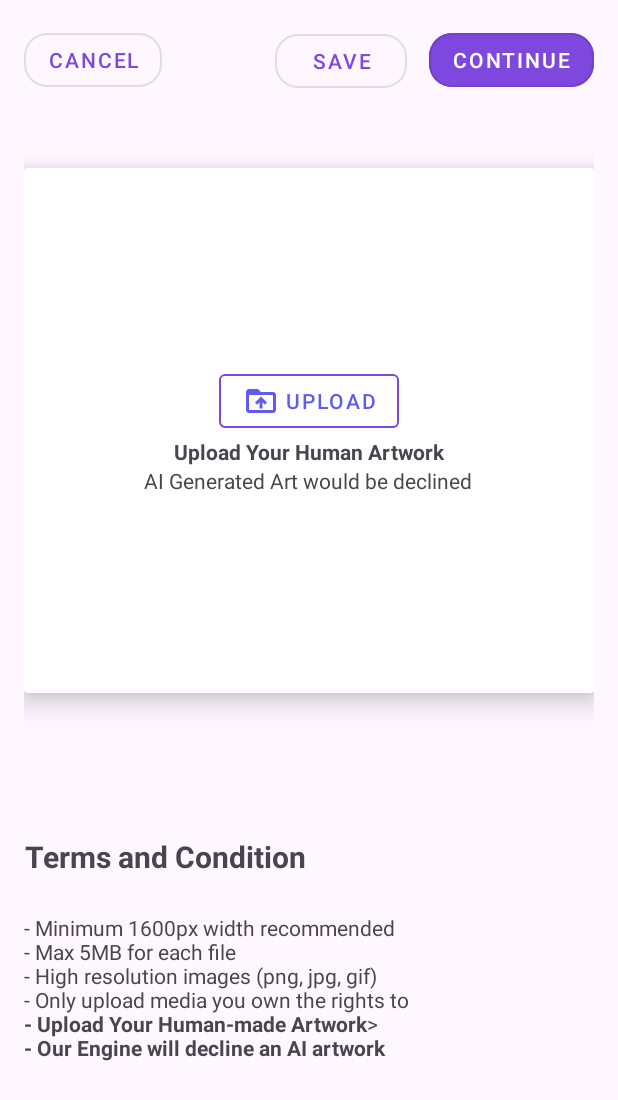
After one commit to Capstone-Project-Sekarya/sekarya-mobile-app, an Android app: the layout activity_create_portofolio.xml on its own in the app's theme, with its tools: preview values and no code run, on a phone screen of 412 x 824 dp. The commit adds this screen. Shown: the top 1100 px of the screen. Run offline under Robolectric (Android 15) with nearby library versions, the phone set to English and light mode, and no system bars.

Commit message:
menambahkan create layout

```diff
--- a/app/build.gradle.kts
+++ b/app/build.gradle.kts
@@ -50,4 +50,7 @@ dependencies {
     testImplementation("junit:junit:4.13.2")
     androidTestImplementation("androidx.test.ext:junit:1.1.5")
     androidTestImplementation("androidx.test.espresso:espresso-core:3.5.1")
+
+//    material design
+    implementation ("com.google.android.material:material:1.5.0")
 }
--- /dev/null
+++ b/app/src/main/res/drawable/baseline_upload_24.xml
@@ -0,0 +1,5 @@
+<vector android:height="24dp" android:tint="#C61EAA"
+    android:viewportHeight="24" android:viewportWidth="24"
+    android:width="24dp" xmlns:android="http://schemas.android.com/apk/res/android">
+    <path android:fillColor="@android:color/white" android:pathData="M5,20h14v-2H5V20zM5,10h4v6h6v-6h4l-7,-7L5,10z"/>
+</vector>
--- /dev/null
+++ b/app/src/main/res/drawable/icon_upload.xml
@@ -0,0 +1,5 @@
+<vector android:height="24dp" android:tint="#605DEC"
+    android:viewportHeight="24" android:viewportWidth="24"
+    android:width="24dp" xmlns:android="http://schemas.android.com/apk/res/android">
+    <path android:fillColor="@android:color/white" android:pathData="M20,6h-8l-2,-2L4,4c-1.1,0 -1.99,0.9 -1.99,2L2,18c0,1.1 0.9,2 2,2h16c1.1,0 2,-0.9 2,-2L22,8c0,-1.1 -0.9,-2 -2,-2zM20,18L4,18L4,8h16v10zM8,13.01l1.41,1.41L11,12.84L11,17h2v-4.16l1.59,1.59L16,13.01 12.01,9 8,13.01z"/>
+</vector>
--- /dev/null
+++ b/app/src/main/res/layout/activity_create_portofolio.xml
@@ -0,0 +1,141 @@
+<?xml version="1.0" encoding="utf-8"?>
+<androidx.constraintlayout.widget.ConstraintLayout xmlns:android="http://schemas.android.com/apk/res/android"
+    xmlns:app="http://schemas.android.com/apk/res-auto"
+    xmlns:tools="http://schemas.android.com/tools"
+    android:layout_width="match_parent"
+    android:layout_height="match_parent"
+    android:padding="16dp"
+    tools:context=".ui.CreatePortofolioActivity">
+
+
+    <androidx.constraintlayout.widget.Guideline
+        android:id="@+id/guideline_horizontal"
+        android:layout_width="wrap_content"
+        android:layout_height="wrap_content"
+        android:orientation="horizontal"
+        app:layout_constraintGuide_percent="0.0" />
+
+
+    <androidx.constraintlayout.widget.Guideline
+        android:id="@+id/guideline_vertical"
+        android:layout_width="wrap_content"
+        android:layout_height="wrap_content"
+        android:orientation="vertical"
+        app:layout_constraintGuide_percent="0.0" />
+
+    <com.google.android.material.button.MaterialButton
+        android:id="@+id/btn_cencel"
+        style="@style/Widget.MaterialComponents.Button.OutlinedButton"
+        android:layout_width="wrap_content"
+        android:layout_height="wrap_content"
+        android:text="@string/cancel"
+        app:cornerRadius="15dp"
+        app:layout_constraintBottom_toBottomOf="parent"
+        app:layout_constraintEnd_toEndOf="parent"
+        app:layout_constraintHorizontal_bias="0.0"
+        app:layout_constraintStart_toStartOf="parent"
+        app:layout_constraintTop_toTopOf="parent"
+        app:layout_constraintVertical_bias="0.0" />
+
+    <com.google.android.material.button.MaterialButton
+        android:id="@+id/btn_save"
+        style="@style/Widget.MaterialComponents.Button.OutlinedButton"
+        android:layout_width="wrap_content"
+        android:layout_height="wrap_content"
+        android:text="@string/save"
+        app:cornerRadius="15dp"
+        app:layout_constraintBottom_toBottomOf="parent"
+        app:layout_constraintEnd_toEndOf="parent"
+        app:layout_constraintHorizontal_bias="0.572"
+        app:layout_constraintStart_toStartOf="parent"
+        app:layout_constraintTop_toTopOf="parent"
+        app:layout_constraintVertical_bias="0.001" />
+
+    <com.google.android.material.button.MaterialButton
+        android:id="@+id/btn_continue_upload"
+        style="@style/Widget.MaterialComponents.Button.OutlinedButton"
+        android:layout_width="wrap_content"
+        android:layout_height="wrap_content"
+        android:text="@string/continu"
+        android:textColor="@color/white"
+        app:cornerRadius="15dp"
+        android:backgroundTint="?attr/colorPrimary"
+        app:layout_constraintBottom_toBottomOf="parent"
+        app:layout_constraintEnd_toEndOf="parent"
+        app:layout_constraintHorizontal_bias="1.0"
+        app:layout_constraintStart_toStartOf="parent"
+        app:layout_constraintTop_toTopOf="parent"
+        app:layout_constraintVertical_bias="0.0" />
+
+    <androidx.cardview.widget.CardView
+        android:layout_width="match_parent"
+        android:layout_height="350dp"
+        app:cardElevation="10dp"
+        app:layout_constraintBottom_toBottomOf="parent"
+        app:layout_constraintEnd_toEndOf="parent"
+        app:layout_constraintHorizontal_bias="1.0"
+        app:layout_constraintStart_toStartOf="parent"
+        app:layout_constraintTop_toTopOf="parent"
+        app:layout_constraintVertical_bias="0.217">
+
+        <LinearLayout
+            android:layout_width="match_parent"
+            android:layout_height="match_parent"
+            android:gravity="center"
+            android:orientation="vertical">
+
+            <com.google.android.material.button.MaterialButton
+                android:id="@+id/btn_upload_foto"
+                style="@style/Widget.MaterialComponents.Button.OutlinedButton"
+                android:layout_width="wrap_content"
+                android:layout_height="wrap_content"
+                android:drawableLeft="@drawable/icon_upload"
+                android:text="@string/upload"
+                android:textColor="?attr/colorSecondary"
+                app:layout_constraintBottom_toBottomOf="parent"
+                app:layout_constraintEnd_toEndOf="parent"
+                app:layout_constraintHorizontal_bias="1.0"
+                app:layout_constraintStart_toStartOf="parent"
+                app:layout_constraintTop_toTopOf="parent"
+                app:layout_constraintVertical_bias="0.0"
+                app:strokeColor="?attr/colorPrimary" />
+
+            <TextView
+                android:layout_width="wrap_content"
+                android:layout_height="wrap_content"
+                android:text="@string/upload_your_human_artwork"
+                android:textStyle="bold"></TextView>
+
+            <TextView
+                android:layout_width="wrap_content"
+                android:layout_height="wrap_content"
+                android:text="@string/aI_generated_art_would_be_declined"></TextView>
+
+        </LinearLayout>
+    </androidx.cardview.widget.CardView>
+
+    <TextView
+        android:layout_width="wrap_content"
+        android:layout_height="wrap_content"
+        android:text="@string/terms_and_condition"
+        android:textSize="20sp"
+        android:textStyle="bold"
+        app:layout_constraintBottom_toBottomOf="parent"
+        app:layout_constraintEnd_toEndOf="parent"
+        app:layout_constraintHorizontal_bias="0.004"
+        app:layout_constraintStart_toStartOf="parent"
+        app:layout_constraintTop_toTopOf="parent"
+        app:layout_constraintVertical_bias="0.708"></TextView>
+
+    <TextView
+        android:layout_width="wrap_content"
+        android:layout_height="wrap_content"
+        android:text="@string/terms_and_condition_description"
+        app:layout_constraintBottom_toBottomOf="parent"
+        app:layout_constraintEnd_toEndOf="parent"
+        app:layout_constraintHorizontal_bias="0.0"
+        app:layout_constraintStart_toStartOf="parent"
+        app:layout_constraintTop_toTopOf="parent"
+        app:layout_constraintVertical_bias="0.852"></TextView>
+
+</androidx.constraintlayout.widget.ConstraintLayout>
--- a/app/src/main/res/values/colors.xml
+++ b/app/src/main/res/values/colors.xml
@@ -3,4 +3,6 @@
     <color name="black">#FF000000</color>
     <color name="white">#FFFFFFFF</color>
     <color name="primary">#7E47DD</color>
+    <color name="secondary">#605DEC</color>
+    <color name="light_purple">#E9AEF3</color>
 </resources>
--- a/app/src/main/res/values/strings.xml
+++ b/app/src/main/res/values/strings.xml
@@ -26,4 +26,25 @@
     <string name="image_card_home">Image Card Home</string>
     <string name="example_name">dream_art</string>
     <string name="image_card_user">Image card User</string>
+    <string name="cancel">Cancel</string>
+    <string name="save">Save</string>
+    <string name="continu">Continue</string>
+    <string name="upload">Upload</string>
+    <string name="upload_your_human_artwork">Upload Your Human Artwork</string>
+    <string name="aI_generated_art_would_be_declined">AI Generated Art would be declined</string>
+    <string name="terms_and_condition">Terms and Condition</string>
+    <string name="terms_and_condition_description">
+        \n- Minimum 1600px width recommended
+        \n- Max 5MB for each file
+        \n- High resolution images (png, jpg, gif)
+        \n- Only upload media you own the rights to
+        \n<b>- Upload Your Human-made Artwork</b>>
+        \n<b>- Our Engine will decline an AI artwork</b>
+    </string>
+    <string name="give_me_a_name">Give me a name</string>
+    <string name="description">Description</string>
+    <string name="tags"><b>Tags</b>(maximum 20)</string>
+    <string name="open_for_commission_job">Open for Commission Job</string>
+    <string name="add_tags">Add Tags....</string>
+    <string name="description_hint">Write  any details you’d like to mention</string>
 </resources>
--- a/app/src/main/res/values/themes.xml
+++ b/app/src/main/res/values/themes.xml
@@ -3,6 +3,8 @@
     <style name="Base.Theme.Sekaryamobileapp" parent="Theme.Material3.DayNight.NoActionBar">
         <!-- Customize your light theme here. -->
         <!-- <item name="colorPrimary">@color/my_light_primary</item> -->
+        <item name="colorPrimary">@color/primary</item>
+        <item name="colorSecondary">@color/secondary</item>
     </style>
 
     <style name="Theme.Sekaryamobileapp" parent="Base.Theme.Sekaryamobileapp" />
```
Also changed, not shown: app/src/main/AndroidManifest.xml (+13 -7 lines), app/src/main/java/com/android/sekarya_mobile_app/ui/CreatePortofolioActivity.kt (added, +25 -0 lines), app/src/main/java/com/android/sekarya_mobile_app/ui/FormPortofolioActivity.kt (added, +12 -0 lines), app/src/main/res/drawable/ed_style.xml (added, +9 -0 lines), app/src/main/res/layout/activity_form_portofolio.xml (added, +179 -0 lines).
